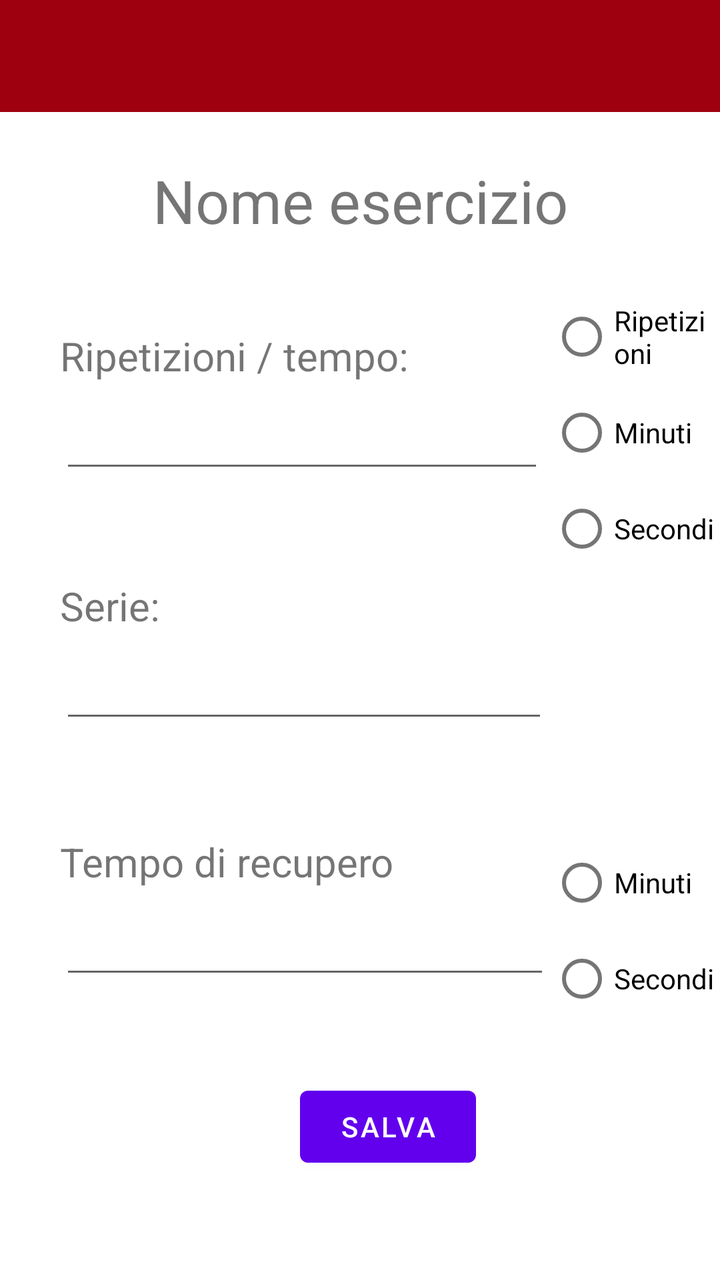
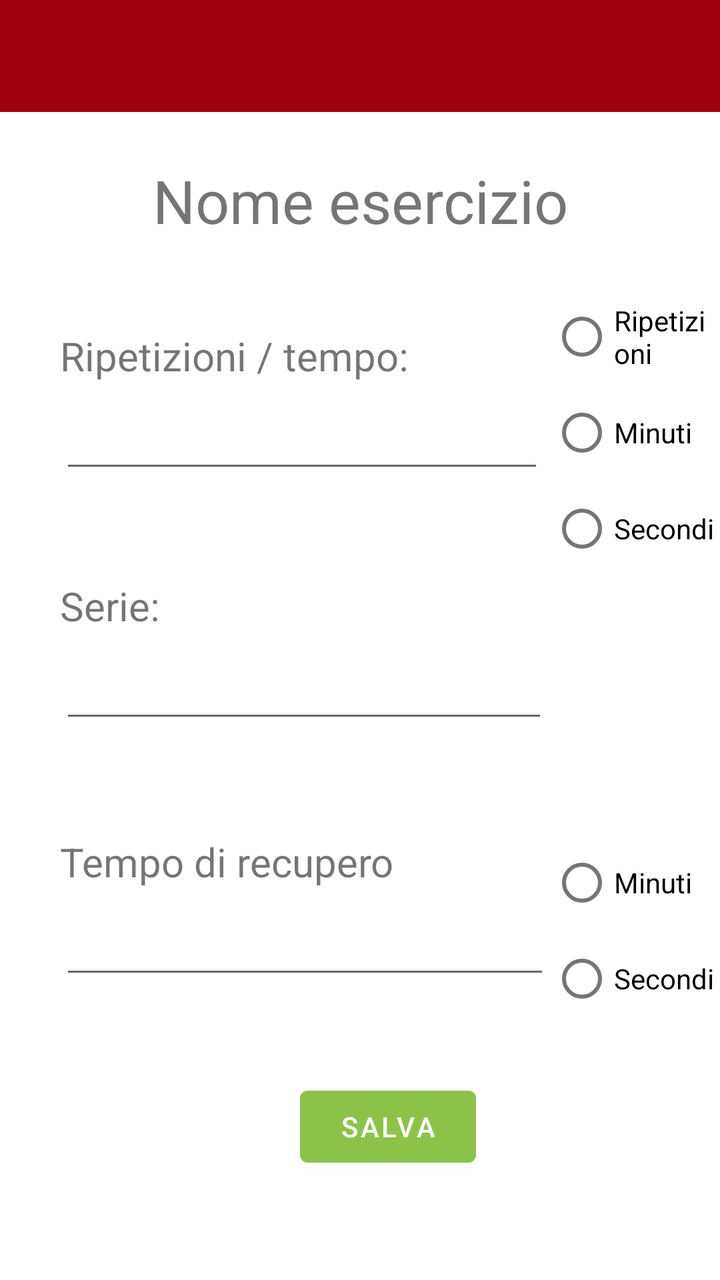

The first picture is an Android layout as it rendered before a commit; the second is the same layout after the commit. The layout source and the unified diff follow.
<!-- AndroidManifest.xml: application theme Theme.YourCali -->
<!-- res/layout/activity_exercise_configuration_editing.xml -->
<?xml version="1.0" encoding="utf-8"?>
<LinearLayout xmlns:android="http://schemas.android.com/apk/res/android"
    xmlns:tools="http://schemas.android.com/tools"
    android:layout_width="match_parent"
    android:layout_height="match_parent"
    android:orientation="vertical"
    tools:context=".ExerciseCreationActivity">

    <androidx.appcompat.widget.Toolbar
        android:id="@+id/exerciseCreationToolbar"
        android:layout_width="match_parent"
        android:layout_height="wrap_content"
        android:background="@color/Cranberry"
        android:minHeight="?attr/actionBarSize"
        android:theme="@style/MyThemeOverlay_Toolbar2" />

    <Space
        android:id="@+id/space"
        android:layout_width="403dp"
        android:layout_height="24dp" />

    <TextView
        android:id="@+id/exerciseNameLabel"
        android:layout_width="match_parent"
        android:layout_height="wrap_content"
        android:text="Nome esercizio"
        android:textAlignment="center"
        android:textSize="30sp" />

    <Space
        android:layout_width="match_parent"
        android:layout_height="24dp" />

    <LinearLayout
        android:layout_width="match_parent"
        android:layout_height="wrap_content"
        android:orientation="horizontal">

        <LinearLayout
            android:layout_width="275dp"
            android:layout_height="125dp"
            android:layout_marginTop="20sp"
            android:orientation="vertical">

            <TextView
                android:id="@+id/repsLabel"
                android:layout_width="241dp"
                android:layout_height="wrap_content"
                android:layout_marginStart="30sp"
                android:text="@string/ripetizioniTempo"
                android:textSize="20sp" />

            <EditText
                android:id="@+id/repsOrTimePlain"
                android:layout_width="242dp"
                android:layout_height="50sp"
                android:layout_marginStart="30sp"
                android:autofillHints=""
                android:inputType="number"
                android:labelFor="@id/repsOrTimePlain"
                tools:ignore="SpeakableTextPresentCheck" />
        </LinearLayout>

        <RadioGroup
            android:id="@+id/repsOrTimeRadioGroup"
            android:layout_width="match_parent"
            android:layout_height="wrap_content">

            <RadioButton
                android:id="@+id/repsRadioButton"
                android:layout_width="match_parent"
                android:layout_height="wrap_content"
                android:text="Ripetizioni" />

            <RadioButton
                android:id="@+id/minutesRadioButton"
                android:layout_width="match_parent"
                android:layout_height="wrap_content"
                android:text="Minuti" />

            <RadioButton
                android:id="@+id/secondsRadioButton"
                android:layout_width="match_parent"
                android:layout_height="wrap_content"
                android:text="Secondi" />
        </RadioGroup>
    </LinearLayout>

    <TextView
        android:id="@+id/setsLabel"
        android:layout_width="match_parent"
        android:layout_height="wrap_content"
        android:layout_marginStart="30sp"
        android:text="@string/serie"
        android:textSize="20sp" />

    <EditText
        android:id="@+id/setsPlain"
        android:layout_width="244dp"
        android:layout_height="50sp"
        android:layout_marginStart="30sp"
        android:autofillHints=""
        android:inputType="number"
        android:labelFor="@id/repsOrTimePlain"
        tools:ignore="SpeakableTextPresentCheck" />

    <Space
        android:id="@+id/space3"
        android:layout_width="match_parent"
        android:layout_height="51dp" />

    <LinearLayout
        android:layout_width="match_parent"
        android:layout_height="wrap_content"
        android:orientation="horizontal">

        <LinearLayout
            android:layout_width="275dp"
            android:layout_height="98dp"
            android:orientation="vertical">

            <TextView
                android:id="@+id/restTimeLabel"
                android:layout_width="match_parent"
                android:layout_height="wrap_content"
                android:layout_marginStart="30sp"
                android:text="@string/tempo_di_recupero"
                android:textSize="20sp" />

            <EditText
                android:id="@+id/restTimePlain"
                android:layout_width="match_parent"
                android:layout_height="50sp"
                android:layout_marginStart="30sp"
                android:autofillHints=""
                android:inputType="number"
                android:labelFor="@id/repsOrTimePlain"
                tools:ignore="SpeakableTextPresentCheck" />
        </LinearLayout>

        <RadioGroup
            android:id="@+id/restTimeRadioGroup"
            android:layout_width="match_parent"
            android:layout_height="wrap_content">

            <RadioButton
                android:id="@+id/minutesRadioButton2"
                android:layout_width="match_parent"
                android:layout_height="wrap_content"
                android:text="Minuti" />

            <RadioButton
                android:id="@+id/secondsRadioButton2"
                android:layout_width="match_parent"
                android:layout_height="wrap_content"
                android:text="Secondi" />
        </RadioGroup>
    </LinearLayout>

    <Space
        android:layout_width="match_parent"
        android:layout_height="24dp" />

    <Button
        android:id="@+id/saveExerciseConfigurationButton"
        android:layout_width="wrap_content"
        android:layout_height="wrap_content"
        android:layout_marginStart="150sp"
        android:gravity="center"
        android:text="@string/salva"
        android:textAlignment="center" />

</LinearLayout>
<!-- resources referenced by this layout -->
<resources>
  <color name="Cranberry">#9F000F</color>
  <string name="ripetizioniTempo">Ripetizioni / tempo:</string>
  <string name="salva">Salva</string>
  <string name="serie">Serie:</string>
  <string name="tempo_di_recupero">Tempo di recupero</string>
  <style name="MyThemeOverlay_Toolbar2" parent="ThemeOverlay.MaterialComponents.Toolbar.Primary">
          
          <item name="android:textColorPrimary">@color/white</item>
  
          
          <item name="colorOnPrimary">@color/white</item>
      </style>
  <style name="Theme.YourCali" parent="Theme.MaterialComponents.DayNight.NoActionBar">
          
          <item name="colorPrimary">@color/purple_500</item>
          <item name="colorPrimaryVariant">@color/purple_700</item>
          <item name="colorOnPrimary">@color/white</item>
          
          <item name="colorSecondary">@color/teal_200</item>
          <item name="colorSecondaryVariant">@color/teal_700</item>
          <item name="colorOnSecondary">@color/black</item>
          
          <item name="android:statusBarColor">@color/DarkCranberry</item>
          
      </style>
  <color name="white">#FFFFFFFF</color>
  <color name="purple_500">#FF6200EE</color>
  <color name="purple_700">#FF3700B3</color>
  <color name="teal_200">#FF03DAC5</color>
  <color name="teal_700">#FF018786</color>
  <color name="black">#FF000000</color>
  <color name="DarkCranberry">#FF7A020E</color>
</resources>

<!-- the commit's change to res/layout/activity_exercise_configuration_editing.xml (unified diff, before → after) -->
@@ -166,6 +166,7 @@
         android:layout_width="wrap_content"
         android:layout_height="wrap_content"
         android:layout_marginStart="150sp"
+        android:backgroundTint="#8BC34A"
         android:gravity="center"
         android:text="@string/salva"
         android:textAlignment="center" />
